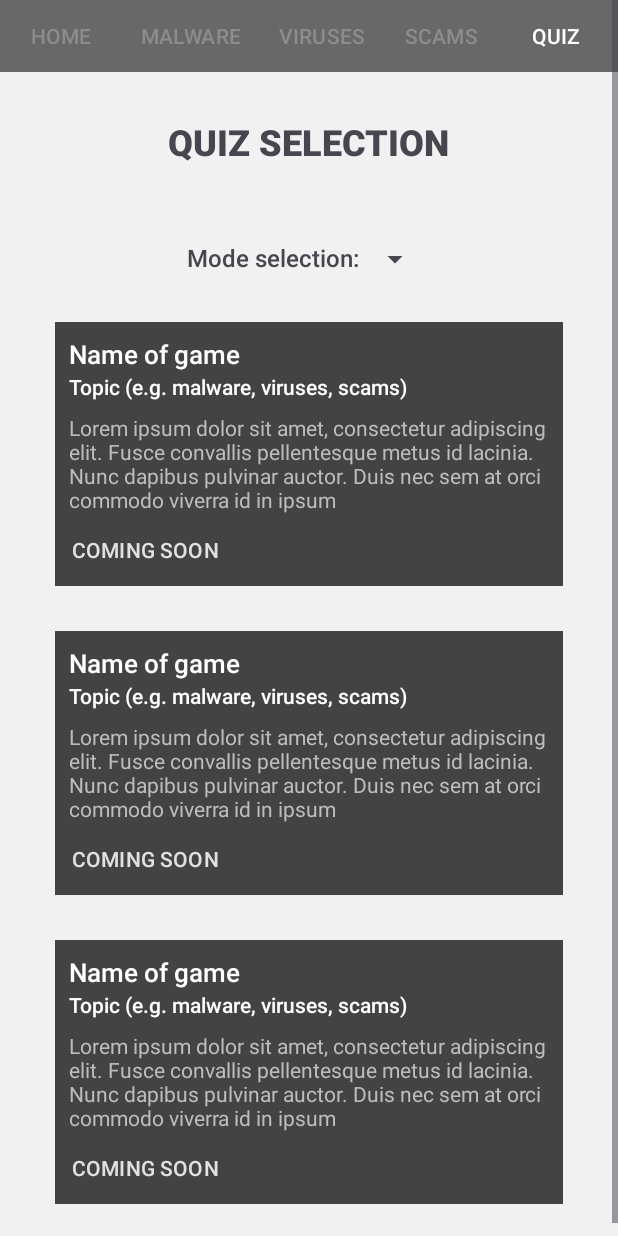
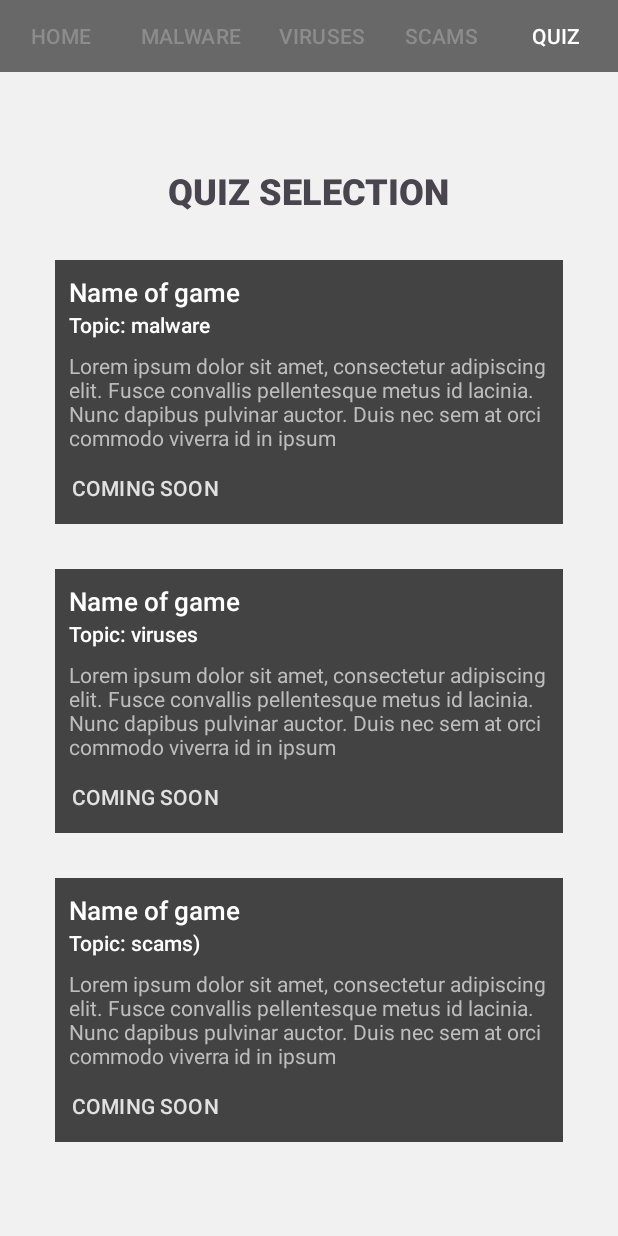
Before and after one commit to fer-aldog/CyberAttackLearning, an Android app: the MalwareActivity screen opened directly, with no data from a screen before it, after a tap on "QUIZ", on a phone screen of 412 x 824 dp. Run offline under Robolectric (Android 15) with nearby library versions, the light colour scheme and no system bars; 3 other taps on this screen came first.

Commit message:
Fixed error.

```diff
--- a/app/src/main/java/org/pattersonclippers/cybersecuremeapp/MalwareActivity.java
+++ b/app/src/main/java/org/pattersonclippers/cybersecuremeapp/MalwareActivity.java
@@ -30,7 +30,7 @@ public class MalwareActivity extends AppCompatActivity {
         theme = mySharedPreferences.getString(COLOR_KEY, "light");
 
         malwareScreen = (LinearLayout) findViewById(R.id.malwareScreen);
-        buttonBar = (LinearLayout) findViewById(R.id.malwareScreen);
+        buttonBar = (LinearLayout) findViewById(R.id.buttonBar);
         homeBTN = (Button) findViewById(R.id.homeBTN);
         malwareBTN = (Button) findViewById(R.id.malwareBTN);
         virusBTN = (Button) findViewById(R.id.virusBTN);
@@ -40,7 +40,7 @@ public class MalwareActivity extends AppCompatActivity {
         article = (TextView) findViewById(R.id.article);
 
         if(theme.equals("light")) {
-            malwareScreen.setBackgroundColor(getResources().getColor(R.color.light_button));
+            malwareScreen.setBackgroundColor(getResources().getColor(R.color.light_bg));
             buttonBar.setBackgroundColor(getResources().getColor(R.color.light_button));
             malwareBTN.setTextColor(getResources().getColor(R.color.light_buttontxt));
             homeBTN.setTextColor(getResources().getColor(R.color.light_inactivetxt));
--- a/app/src/main/res/layout/activity_quiz.xml
+++ b/app/src/main/res/layout/activity_quiz.xml
@@ -90,6 +90,7 @@
                 android:textSize="24sp"
                 android:textStyle="bold" />
 
+            <!--
             <Space
                 android:layout_width="wrap_content"
                 android:layout_height="50dp" />
@@ -111,6 +112,7 @@
                     android:layout_height="wrap_content"
                     android:spinnerMode="dropdown" />
             </LinearLayout>
+            -->
 
             <Space
                 android:layout_width="wrap_content"
@@ -147,7 +149,7 @@
                         android:layout_width="wrap_content"
                         android:layout_height="wrap_content"
                         android:fontFamily="sans-serif-medium"
-                        android:text="Topic (e.g. malware, viruses, scams)"
+                        android:text="Topic: malware"
                         android:textColor="@color/white"
                         android:textSize="14sp" />
 
@@ -216,7 +218,7 @@
                         android:layout_width="wrap_content"
                         android:layout_height="wrap_content"
                         android:fontFamily="sans-serif-medium"
-                        android:text="Topic (e.g. malware, viruses, scams)"
+                        android:text="Topic: viruses"
                         android:textColor="@color/white"
                         android:textSize="14sp" />
 
@@ -286,7 +288,7 @@
                         android:layout_width="wrap_content"
                         android:layout_height="wrap_content"
                         android:fontFamily="sans-serif-medium"
-                        android:text="Topic (e.g. malware, viruses, scams)"
+                        android:text="Topic: scams)"
                         android:textColor="@color/white"
                         android:textSize="14sp" />
 
--- a/app/src/main/res/values/colors.xml
+++ b/app/src/main/res/values/colors.xml
@@ -4,32 +4,32 @@
     <color name="white">#FFFFFFFF</color>
 
     <color name="light_bg">#F1F1F1</color>
+    <color name="light_buttontxt">#FFFFFF</color>
     <color name="light_button">#B6B6B6</color>
-    <color name="light_buttontxt">#FFFFFF</color>
     <color name="light_inactivetxt">#8C8C8C</color>
     <color name="light_text">#49454F</color>
 
     <color name="dark_bg">#191919</color>
+    <color name="dark_buttontxt">#C5C5C5</color>
     <color name="dark_button">#333333</color>
-    <color name="dark_buttontxt">#C5C5C5</color>
     <color name="dark_inactivetxt">#5A5A5A</color>
     <color name="dark_text">#C5C5C5</color>
 
     <color name="cream_bg">#f8f0c6</color>
+    <color name="cream_buttontxt">#FFFAE1</color>
     <color name="cream_button">#D5C08D</color>
-    <color name="cream_buttontxt">#FFFAE1</color>
     <color name="cream_inactivetxt">#F4DDA3</color>
     <color name="cream_text">#887348</color>
 
     <color name="blue_bg">#ADD8E6</color>
+    <color name="blue_buttontxt">#174B5C</color>
     <color name="blue_button">#75ADBF</color>
-    <color name="blue_buttontxt">#174B5C</color>
     <color name="blue_inactivetxt">#4F174B5C</color>
     <color name="blue_text">#1E708A</color>
 
     <color name="lilac_bg">#EDB6ED</color>
+    <color name="lilac_buttontxt">#F0E5F4</color>
     <color name="lilac_button">#A78DD1</color>
-    <color name="lilac_buttontxt">#F0E5F4</color>
     <color name="lilac_inactivetxt">#BBA1E4</color>
     <color name="lilac_text">#8B59CD</color>
 </resources>
```
